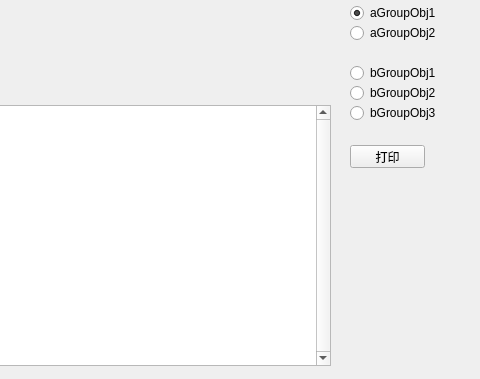
The window that QtGuiApplicationTest/QtGuiApplicationTest/MainTabPageFirst.ui (xautshuanglong/QtLearningRepository) describes before a commit, drawn with Qt 5; both pictures show x 320 to 800 and y 125 to 504 of the 800 by 504 pixel window.
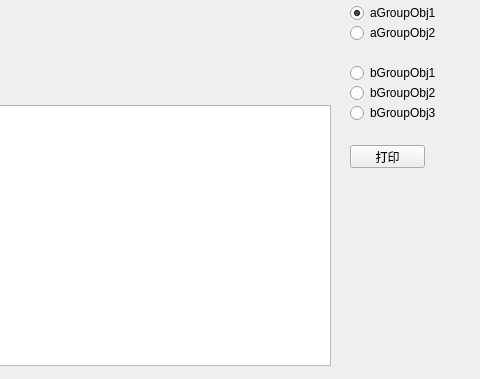
The same window after the commit. Icons and pictures are not drawn.

```diff
--- a/QtGuiApplicationTest/QtGuiApplicationTest/MainTabPageFirst.ui
+++ b/QtGuiApplicationTest/QtGuiApplicationTest/MainTabPageFirst.ui
@@ -187,7 +187,7 @@
     <enum>Qt::NoFocus</enum>
    </property>
    <property name="verticalScrollBarPolicy">
-    <enum>Qt::ScrollBarAlwaysOn</enum>
+    <enum>Qt::ScrollBarAlwaysOff</enum>
    </property>
    <property name="horizontalScrollBarPolicy">
     <enum>Qt::ScrollBarAlwaysOff</enum>
```
